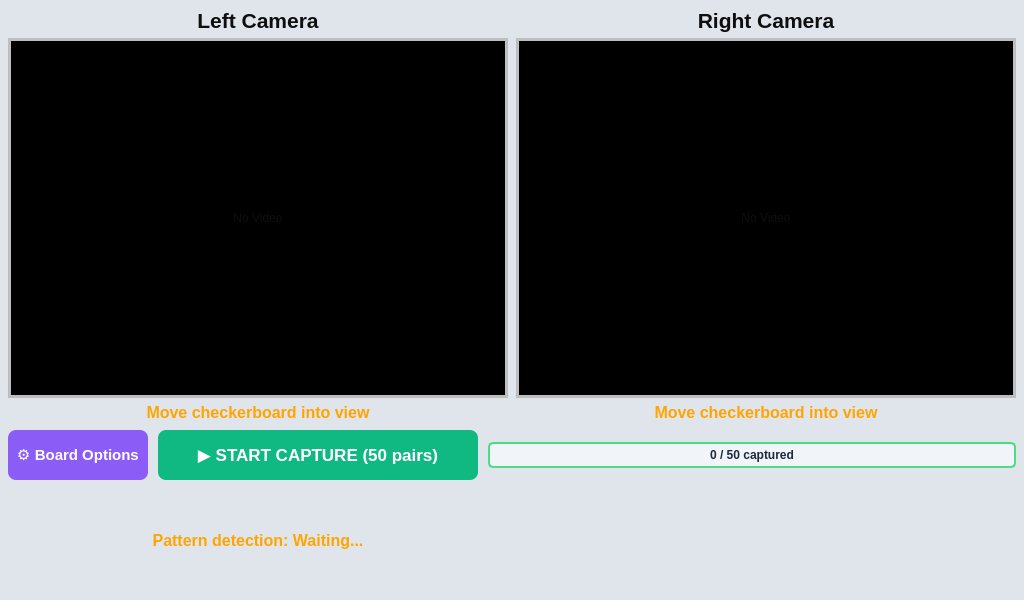
SupernovaIndustries/unlook-standalone, file src/gui/ui/dataset_capture_widget.ui: the form before one commit.
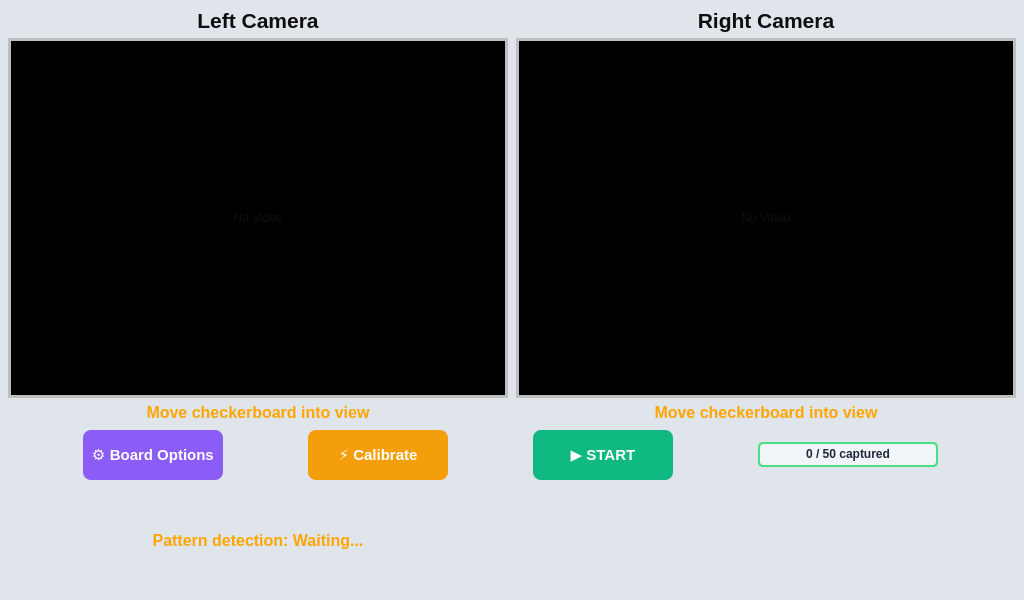
The form after the commit.

Diff of the .ui file:
```diff
--- a/src/gui/ui/dataset_capture_widget.ui
+++ b/src/gui/ui/dataset_capture_widget.ui
@@ -203,24 +203,64 @@
        </property>
       </widget>
      </item>
+     <item>
+      <widget class="QPushButton" name="calibrate_exposure_button">
+       <property name="minimumSize">
+        <size>
+         <width>140</width>
+         <height>50</height>
+        </size>
+       </property>
+       <property name="maximumSize">
+        <size>
+         <width>140</width>
+         <height>50</height>
+        </size>
+       </property>
+       <property name="styleSheet">
+        <string notr="true">font-size: 11pt; background-color: #f59e0b; color: white; font-weight: bold;</string>
+       </property>
+       <property name="text">
+        <string>⚡ Calibrate</string>
+       </property>
+      </widget>
+     </item>
      <item>
       <widget class="QPushButton" name="start_capture_button">
        <property name="minimumSize">
         <size>
-         <width>320</width>
+         <width>140</width>
+         <height>50</height>
+        </size>
+       </property>
+       <property name="maximumSize">
+        <size>
+         <width>140</width>
          <height>50</height>
         </size>
        </property>
        <property name="styleSheet">
-        <string notr="true">font-size: 13pt; background-color: #10b981; color: white; font-weight: bold;</string>
+        <string notr="true">font-size: 11pt; background-color: #10b981; color: white; font-weight: bold;</string>
        </property>
        <property name="text">
-        <string>▶ START CAPTURE (50 pairs)</string>
+        <string>▶ START</string>
        </property>
       </widget>
      </item>
      <item>
       <widget class="QProgressBar" name="capture_progress">
+       <property name="minimumSize">
+        <size>
+         <width>0</width>
+         <height>25</height>
+        </size>
+       </property>
+       <property name="maximumSize">
+        <size>
+         <width>180</width>
+         <height>25</height>
+        </size>
+       </property>
        <property name="maximum">
         <number>50</number>
        </property>
```
